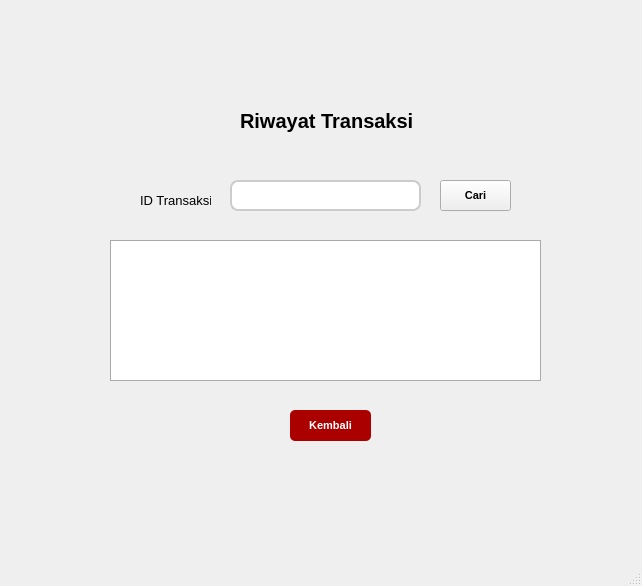
The window that lihat_riwayat_transaksi.ui (naylasalsdev-project/SudiKasusUAS) describes before a commit, drawn with Qt 5.
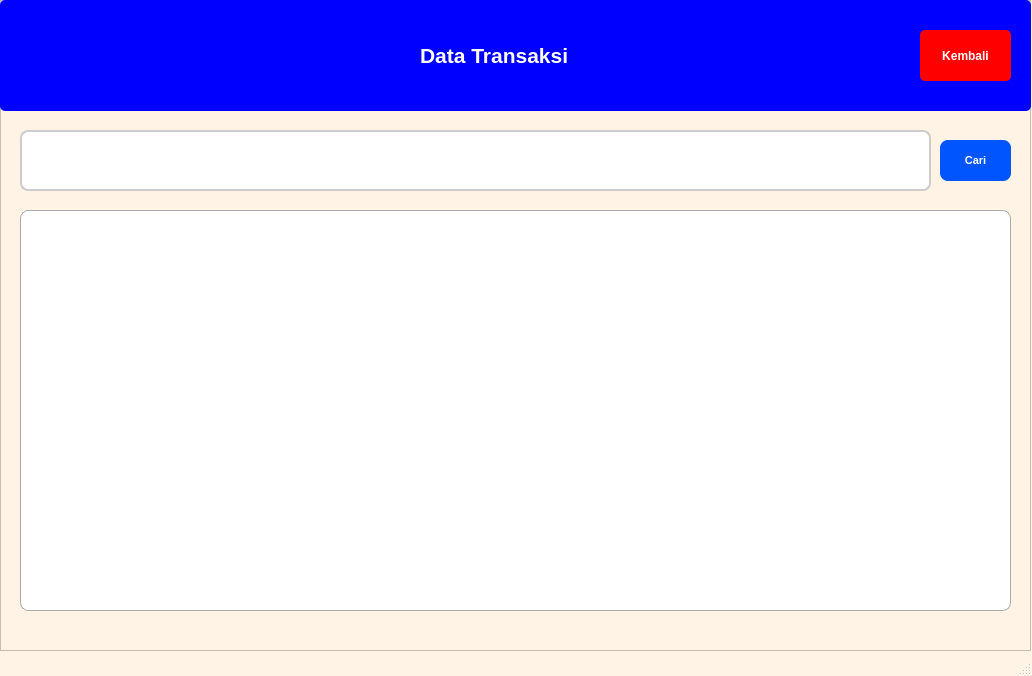
The same window after the commit.

The edit to the form file:
```diff
--- a/lihat_riwayat_transaksi.ui
+++ b/lihat_riwayat_transaksi.ui
@@ -6,21 +6,51 @@
    <rect>
     <x>0</x>
     <y>0</y>
-    <width>642</width>
-    <height>586</height>
+    <width>1032</width>
+    <height>676</height>
    </rect>
   </property>
   <property name="windowTitle">
    <string>MainWindow</string>
   </property>
+  <property name="styleSheet">
+   <string notr="true">QMainWindow {
+    background-color: rgb(255, 243, 229);          
+}</string>
+  </property>
   <widget class="QWidget" name="centralwidget">
-   <widget class="QPushButton" name="pushButton_2">
+   <property name="styleSheet">
+    <string notr="true">QWidget {
+    background-color: rgb(255, 243, 229);          
+}</string>
+   </property>
+   <widget class="QFrame" name="frame">
     <property name="geometry">
      <rect>
-      <x>290</x>
-      <y>410</y>
-      <width>81</width>
-      <height>31</height>
+      <x>0</x>
+      <y>0</y>
+      <width>1031</width>
+      <height>651</height>
+     </rect>
+    </property>
+    <property name="styleSheet">
+     <string notr="true">QFrame {
+    background-color: rgb(255, 243, 229);          
+}</string>
+    </property>
+    <property name="frameShape">
+     <enum>QFrame::StyledPanel</enum>
+    </property>
+    <property name="frameShadow">
+     <enum>QFrame::Raised</enum>
+    </property>
+    <widget class="QPushButton" name="pushButton">
+     <property name="geometry">
+      <rect>
+       <x>940</x>
+       <y>140</y>
+       <width>71</width>
+       <height>41</height>
      </rect>
     </property>
     <property name="font">
@@ -32,23 +62,22 @@
     </property>
     <property name="styleSheet">
      <string notr="true">QPushButton {
-    background-color: rgb(170, 0, 0);
-    color: white;
-    border-radius: 5px;   
-    padding: 6px;           
+    background-color: rgb(0, 85, 255);
+	border-radius: 8px;
+	color: white
 }</string>
     </property>
     <property name="text">
-     <string>Kembali</string>
+      <string>Cari</string>
     </property>
    </widget>
    <widget class="QLineEdit" name="lineEdit">
     <property name="geometry">
      <rect>
-      <x>230</x>
-      <y>180</y>
-      <width>191</width>
-      <height>31</height>
+       <x>20</x>
+       <y>130</y>
+       <width>911</width>
+       <height>61</height>
      </rect>
     </property>
     <property name="font">
@@ -65,51 +94,13 @@
 </string>
     </property>
    </widget>
-   <widget class="QLabel" name="label">
-    <property name="geometry">
-     <rect>
-      <x>240</x>
-      <y>90</y>
-      <width>251</width>
-      <height>61</height>
-     </rect>
-    </property>
-    <property name="font">
-     <font>
-      <pointsize>15</pointsize>
-      <weight>75</weight>
-      <bold>true</bold>
-     </font>
-    </property>
-    <property name="text">
-     <string>Riwayat Transaksi</string>
-    </property>
-   </widget>
-   <widget class="QLabel" name="label_2">
-    <property name="geometry">
-     <rect>
-      <x>140</x>
-      <y>190</y>
-      <width>71</width>
-      <height>20</height>
-     </rect>
-    </property>
-    <property name="font">
-     <font>
-      <pointsize>10</pointsize>
-     </font>
-    </property>
-    <property name="text">
-     <string>ID Transaksi</string>
-    </property>
-   </widget>
    <widget class="QTableWidget" name="tableWidget">
     <property name="geometry">
      <rect>
-      <x>110</x>
-      <y>240</y>
-      <width>431</width>
-      <height>141</height>
+       <x>20</x>
+       <y>210</y>
+       <width>991</width>
+       <height>401</height>
      </rect>
     </property>
     <property name="font">
@@ -123,6 +114,7 @@
     border: 1px solid #aaa;
     gridline-color: #777;
     font-size: 14px;
+	border-radius: 8px;
 }
 
 QHeaderView::section {
@@ -146,28 +138,74 @@
      <bool>true</bool>
     </property>
    </widget>
-   <widget class="QPushButton" name="pushButton">
+    <widget class="QWidget" name="widget" native="true">
     <property name="geometry">
      <rect>
-      <x>440</x>
-      <y>180</y>
-      <width>71</width>
-      <height>31</height>
-     </rect>
-    </property>
+       <x>0</x>
+       <y>0</y>
+       <width>1031</width>
+       <height>111</height>
+      </rect>
+     </property>
+     <property name="styleSheet">
+      <string notr="true">QWidget {
+    background-color: rgb(0, 0, 255);
+	border-radius: 5px        
+}</string>
+     </property>
+     <widget class="QLabel" name="label_3">
+      <property name="geometry">
+       <rect>
+        <x>420</x>
+        <y>30</y>
+        <width>201</width>
+        <height>51</height>
+       </rect>
+      </property>
     <property name="font">
      <font>
-      <pointsize>8</pointsize>
+        <pointsize>16</pointsize>
       <weight>75</weight>
       <bold>true</bold>
      </font>
     </property>
     <property name="styleSheet">
-     <string notr="true"/>
+       <string notr="true">QLabel {
+	color : white
+	}</string>
     </property>
     <property name="text">
-     <string>Cari</string>
-    </property>
+       <string>Data Transaksi</string>
+      </property>
+     </widget>
+     <widget class="QPushButton" name="pushButton_5">
+      <property name="geometry">
+       <rect>
+        <x>920</x>
+        <y>30</y>
+        <width>91</width>
+        <height>51</height>
+       </rect>
+      </property>
+      <property name="font">
+       <font>
+        <pointsize>9</pointsize>
+        <weight>75</weight>
+        <bold>true</bold>
+       </font>
+      </property>
+      <property name="styleSheet">
+       <string notr="true">QPushButton {
+   background-color: rgb(255, 0, 0);
+   color: white;    
+   border-radius: 5px;   
+   padding: 6px;}</string>
+      </property>
+      <property name="text">
+       <string>Kembali</string>
+      </property>
+     </widget>
+    </widget>
    </widget>
   </widget>
   <widget class="QMenuBar" name="menubar">
```
Left out of the diff: 4 changed lines with no effect on the pictures. Lines whose indentation alone changed are shown as unchanged.
